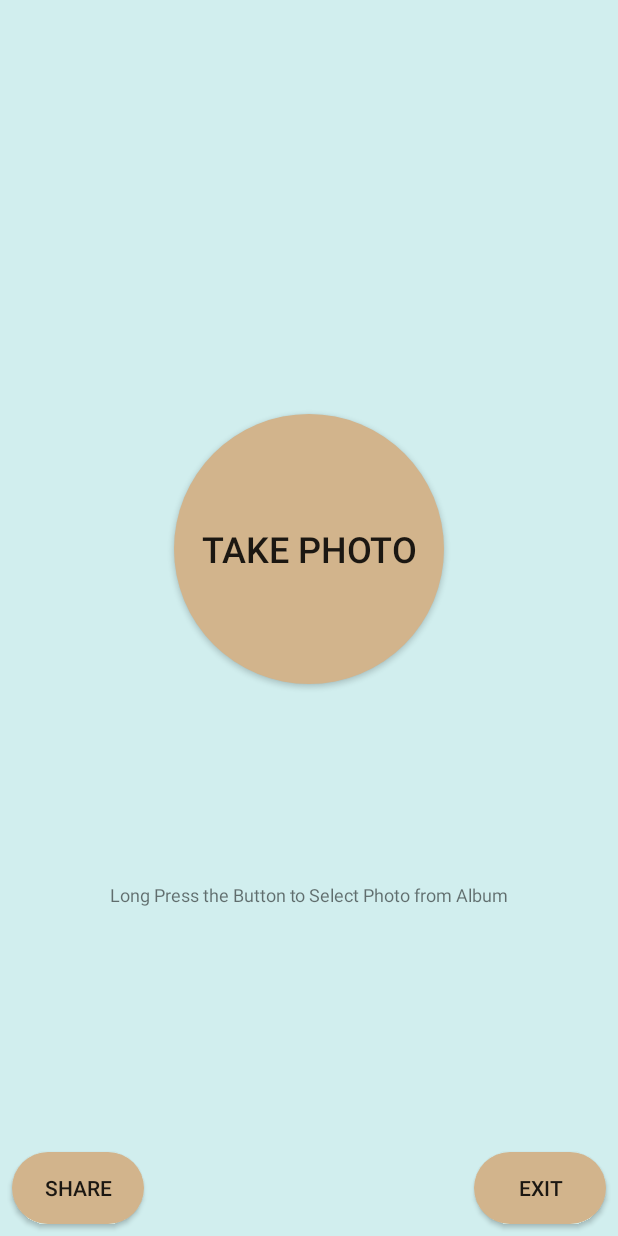
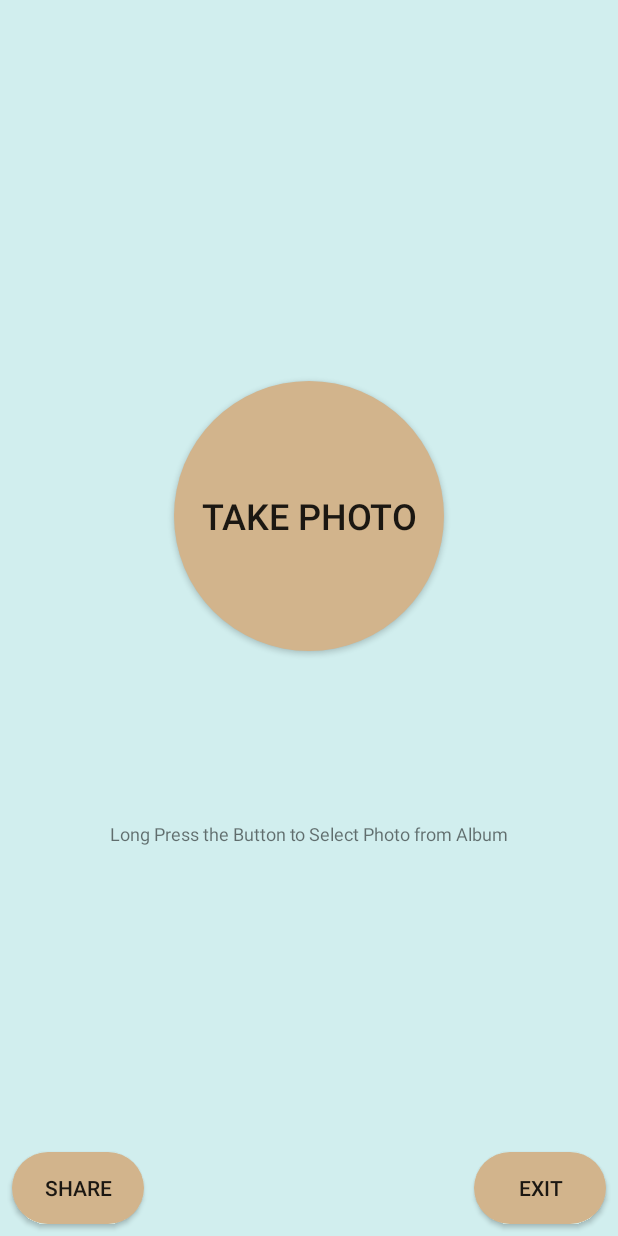
Before and after one commit to xie-huan/SmartCamera, an Android app: the screen it shows after launch (Selection), on a phone screen of 412 x 824 dp. Run offline under Robolectric (Android 15) with nearby library versions, the phone set to English and light mode, and no system bars; libraries missing offline, so code that uses them is left out: pub.devrel.easypermissions.

Commit message:
camera problem solved again...

```diff
--- a/app/src/main/AndroidManifest.xml
+++ b/app/src/main/AndroidManifest.xml
@@ -23,6 +23,4 @@
         <activity android:name=".SaveActivity" android:screenOrientation="portrait"></activity>
 
     </application>
-    <uses-permission android:name="android.permission.READ_EXTERNAL_STORAGE"></uses-permission>
-    <uses-permission android:name="android.permission.WRITE_EXTERNAL_STORAGE"></uses-permission>
 </manifest>
--- a/app/src/main/java/com/example/a79000/smartcamera/SaveActivity.java
+++ b/app/src/main/java/com/example/a79000/smartcamera/SaveActivity.java
@@ -5,7 +5,6 @@ import android.content.Intent;
 import android.graphics.Bitmap;
 import android.graphics.BitmapFactory;
 import android.os.Environment;
-import android.os.StrictMode;
 import android.support.annotation.NonNull;
 import android.support.v7.app.AppCompatActivity;
 import android.os.Bundle;
@@ -86,11 +85,12 @@ public class SaveActivity extends AppCompatActivity implements EasyPermissions.P
                                 + File.separator + "Camera" + File.separator+fileName;
                         Toast.makeText(SaveActivity.this, "Save successfully. ", Toast.LENGTH_LONG).show();
                         success.setText("The Location is:"+picPath);
+                        cancel.setText("Back");
                         flag = 0;
                     }
                     else{
                         //if the image has been saved. give tips to user.
-                        Toast.makeText(SaveActivity.this, "Already saved. \n" +
+                        Toast.makeText(SaveActivity.this, "Already saved.\n" +
                                 "Find it in the location below.", Toast.LENGTH_LONG).show();
                     }
                 }
--- a/app/src/main/res/layout/activity_crop.xml
+++ b/app/src/main/res/layout/activity_crop.xml
@@ -4,7 +4,7 @@
     xmlns:app="http://schemas.android.com/apk/res-auto"
     android:layout_width="match_parent"
     android:layout_height="match_parent"
-    android:background="@android:color/background_dark"
+    android:background="@color/colorBg"
     android:orientation="vertical">
 
     <me.pqpo.smartcropperlib.view.CropImageView
@@ -20,7 +20,7 @@
         android:id="@+id/ll_btn"
         android:layout_width="match_parent"
         android:layout_height="wrap_content"
-        android:background="@color/colorPrimary"
+        android:background="@color/colorBg"
         android:padding="10dp"
         android:orientation="horizontal">
 
--- a/app/src/main/res/layout/activity_selection.xml
+++ b/app/src/main/res/layout/activity_selection.xml
@@ -13,9 +13,8 @@
         android:layout_width="180dp"
         android:layout_height="180dp"
         android:layout_marginStart="120dp"
-        android:layout_marginTop="192dp"
+        android:layout_marginTop="140dp"
         android:layout_marginEnd="120dp"
-        android:layout_marginBottom="24dp"
         android:background="@drawable/shape"
         android:text="Take Photo"
         android:textSize="24sp"
@@ -52,12 +51,12 @@
         android:id="@+id/tips"
         android:layout_width="wrap_content"
         android:layout_height="wrap_content"
-        android:layout_marginTop="24dp"
-        android:layout_marginBottom="79dp"
+        android:layout_marginBottom="90dp"
         android:text="Long Press the Button to Select Photo from Album"
         android:textSize="12sp"
         app:layout_constraintBottom_toTopOf="@+id/exit"
         app:layout_constraintEnd_toEndOf="parent"
+        app:layout_constraintHorizontal_bias="0.504"
         app:layout_constraintStart_toStartOf="parent"
         app:layout_constraintTop_toBottomOf="@+id/take" />
 
```
